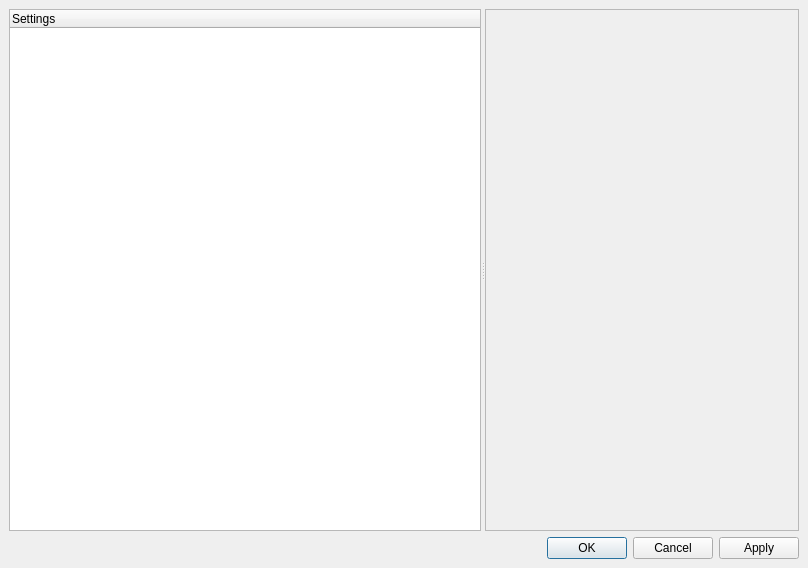
Old version of the form src/qtgui/ui/settingsdlg.ui in the repository quassel/quassel.
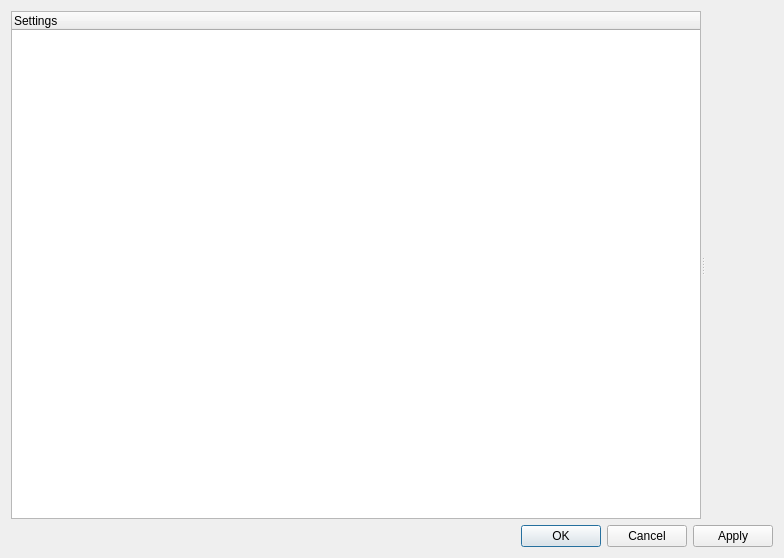
New version of the form.

Commit message: Tuned the settings dialog a bit, mostly fixing the layout problems we had and adding functionality. It should now be possible to register settings pages and use them in the settings dialog. A settings page is a QWidget implementing the SettingsInterface as defined in plugin.h. Currently, these are defined in settingspages.* (which may change... maybe it'd be a good idea to put all settings related stuff in an extra dir below qtgui/?)

What changed in the file:
```diff
--- a/src/qtgui/ui/settingsdlg.ui
+++ b/src/qtgui/ui/settingsdlg.ui
@@ -5,20 +5,14 @@
    <rect>
     <x>0</x>
     <y>0</y>
-    <width>808</width>
-    <height>568</height>
+    <width>784</width>
+    <height>558</height>
    </rect>
   </property>
   <property name="windowTitle" >
    <string>Dialog</string>
   </property>
   <layout class="QVBoxLayout" >
-   <property name="margin" >
-    <number>9</number>
-   </property>
-   <property name="spacing" >
-    <number>6</number>
-   </property>
    <item>
     <widget class="QSplitter" name="splitter" >
      <property name="orientation" >
@@ -26,9 +20,7 @@
      </property>
      <widget class="QTreeWidget" name="settingsTree" >
       <property name="sizePolicy" >
-       <sizepolicy>
-        <hsizetype>5</hsizetype>
-        <vsizetype>7</vsizetype>
+       <sizepolicy vsizetype="Expanding" hsizetype="MinimumExpanding" >
         <horstretch>0</horstretch>
         <verstretch>0</verstretch>
        </sizepolicy>
@@ -41,19 +33,30 @@
      </widget>
      <widget class="QScrollArea" name="settingsFrame" >
       <property name="sizePolicy" >
-       <sizepolicy>
-        <hsizetype>5</hsizetype>
-        <vsizetype>5</vsizetype>
+       <sizepolicy vsizetype="Preferred" hsizetype="MinimumExpanding" >
         <horstretch>0</horstretch>
         <verstretch>0</verstretch>
        </sizepolicy>
       </property>
       <property name="frameShape" >
-       <enum>QFrame::StyledPanel</enum>
+       <enum>QFrame::NoFrame</enum>
       </property>
       <property name="frameShadow" >
-       <enum>QFrame::Raised</enum>
+       <enum>QFrame::Plain</enum>
       </property>
+      <layout class="QVBoxLayout" >
+       <item>
+        <widget class="QStackedWidget" name="settingsStack" >
+         <property name="sizePolicy" >
+          <sizepolicy vsizetype="Preferred" hsizetype="MinimumExpanding" >
+           <horstretch>0</horstretch>
+           <verstretch>0</verstretch>
+          </sizepolicy>
+         </property>
+         <widget class="QWidget" name="page" />
+        </widget>
+       </item>
+      </layout>
      </widget>
     </widget>
    </item>
```
Left out of the diff: 1 changed line with no effect on the pictures. The commit also changes 6 other files.
